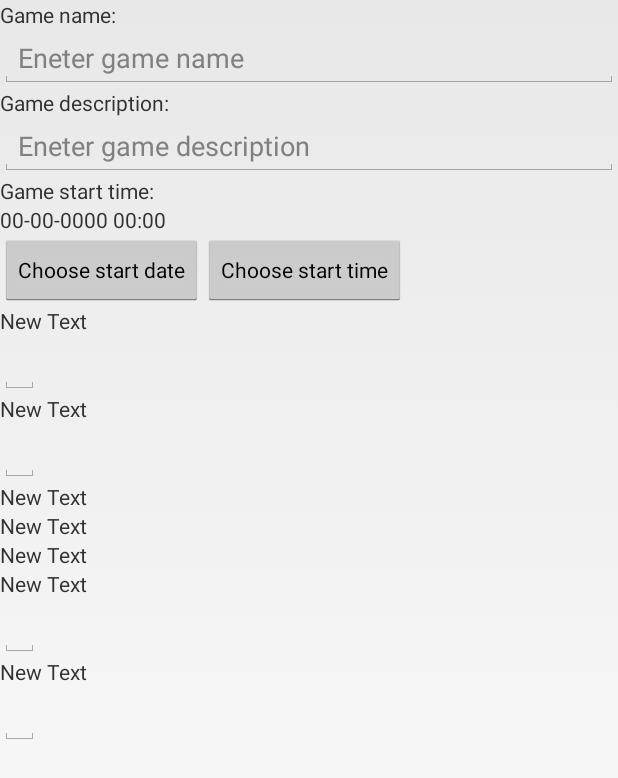
After one commit to 4v4t4r/CaptureTheFlag-1, an Android app: the CreateGameActivity screen opened directly, with no data from a screen before it, on a phone screen of 412 x 824 dp. The commit adds this screen. Shown: the top 778 px of the screen. Run offline under Robolectric (Android 15) with nearby library versions, the phone set to English and light mode, and no system bars; our stand-ins replace ButterKnife; libraries missing offline, so code that uses them is left out: com.fourmob.datetimepicker, com.sleepbot.datetimepicker.

Commit message:
[ADD] Create game

```diff
--- a/ctf-mob-android/CaptureTheFlag/CTFClient/build.gradle
+++ b/ctf-mob-android/CaptureTheFlag/CTFClient/build.gradle
@@ -78,6 +78,7 @@ dependencies {
     compile 'com.google.android.gms:play-services:4.0.30'
     compile group:'com.squareup.picasso', name:'picasso', version:'2.2.0'
     compile 'com.jakewharton:butterknife:5.0.0'
+    compile 'com.github.flavienlaurent.datetimepicker:library:0.0.1'
 
     compile fileTree(dir: 'libs', include: '*.jar')
 
--- /dev/null
+++ b/ctf-mob-android/CaptureTheFlag/CTFClient/src/main/java/com/blstream/ctfclient/activities/CreateGameActivity.java
@@ -0,0 +1,103 @@
+package com.blstream.ctfclient.activities;
+
+import android.os.Bundle;
+import android.support.v4.app.FragmentActivity;
+import android.widget.Button;
+import android.widget.TextView;
+
+import com.blstream.ctfclient.R;
+import com.fourmob.datetimepicker.date.DatePickerDialog;
+import com.sleepbot.datetimepicker.time.RadialPickerLayout;
+import com.sleepbot.datetimepicker.time.TimePickerDialog;
+
+import java.text.ParseException;
+import java.text.SimpleDateFormat;
+import java.util.Calendar;
+import java.util.GregorianCalendar;
+import java.util.Locale;
+import java.util.TimeZone;
+
+import butterknife.ButterKnife;
+import butterknife.InjectView;
+import butterknife.OnClick;
+
+public class CreateGameActivity extends FragmentActivity implements DatePickerDialog.OnDateSetListener, TimePickerDialog.OnTimeSetListener {
+    public static final String DATEPICKER_TAG = "datepicker";
+    public static final String TIMEPICKER_TAG = "timepicker";
+
+    @InjectView(R.id.game_date_picker_button)
+    Button btnSelectDate;
+    @InjectView(R.id.game_time_picker_button)
+    Button btnSelectTime;
+    @InjectView(R.id.games_selected_start_date)
+    TextView selectedStartDateTextView;
+
+    static final int DATE_DIALOG_ID = 0;
+    static final int TIME_DIALOG_ID = 1;
+
+    @Override
+    protected void onCreate(Bundle savedInstanceState) {
+        super.onCreate(savedInstanceState);
+        setContentView(R.layout.activity_create_game);
+        ButterKnife.inject(this);
+    }
+
+
+    @OnClick(R.id.game_date_picker_button)
+    public void onDateButonClick() {
+        Calendar calendar = Calendar.getInstance();
+        DatePickerDialog datePickerDialog = DatePickerDialog.newInstance(this, calendar.get(Calendar.YEAR), calendar.get(Calendar.MONTH), calendar.get(Calendar.DAY_OF_MONTH), false);
+        datePickerDialog.setYearRange(calendar.get(Calendar.YEAR), 2037);
+        datePickerDialog.show(getSupportFragmentManager(), DATEPICKER_TAG);
+    }
+
+    @OnClick(R.id.game_time_picker_button)
+    public void onTimeButtonClick() {
+        Calendar calendar = Calendar.getInstance();
+        TimePickerDialog timePickerDialog = TimePickerDialog.newInstance(this, Calendar.getInstance().get(Calendar.HOUR_OF_DAY), calendar.get(Calendar.MINUTE),true, false);
+        timePickerDialog.show(getSupportFragmentManager(), TIMEPICKER_TAG);
+
+
+    }
+
+    private void updateSelectedStartDate(int dialogType, int year, int month, int day, int hour, int minute) {
+        Calendar calendar = GregorianCalendar.getInstance();
+        calendar.setTimeZone(TimeZone.getDefault());
+        String text = selectedStartDateTextView.getText().toString();
+        SimpleDateFormat isoFormat = new SimpleDateFormat("dd-MM-yyyy HH:mm", Locale.getDefault());
+        try {
+            calendar.setTime(isoFormat.parse(text));
+        } catch (ParseException e) {
+            e.printStackTrace();
+        }
+        switch (dialogType) {
+            case DATE_DIALOG_ID:
+                calendar.set(Calendar.YEAR, year);
+                calendar.set(Calendar.MONTH, month);
+                calendar.set(Calendar.DAY_OF_MONTH, day);
+                calendar.set(Calendar.HOUR_OF_DAY, calendar.get(Calendar.HOUR_OF_DAY));
+                calendar.set(Calendar.MINUTE, calendar.get(Calendar.MINUTE));
+                break;
+            case TIME_DIALOG_ID:
+                calendar.set(Calendar.YEAR, calendar.get(Calendar.YEAR));
+                calendar.set(Calendar.MONTH, calendar.get(Calendar.MONTH));
+                calendar.set(Calendar.DAY_OF_MONTH, calendar.get(Calendar.DAY_OF_MONTH));
+                calendar.set(Calendar.HOUR_OF_DAY, hour);
+                calendar.set(Calendar.MINUTE, minute);
+                break;
+        }
+        selectedStartDateTextView.setText(isoFormat.format(calendar.getTime()));
+
+    }
+
+    @Override
+    public void onDateSet(DatePickerDialog datePickerDialog, int year, int month, int day) {
+        updateSelectedStartDate(DATE_DIALOG_ID, year, month, day, 0, 0);
+    }
+
+    @Override
+    public void onTimeSet(RadialPickerLayout view, int hourOfDay, int minute) {
+        updateSelectedStartDate(TIME_DIALOG_ID, 0, 0, 0, hourOfDay, minute);
+    }
+
+}
--- a/ctf-mob-android/CaptureTheFlag/CTFClient/src/main/java/com/blstream/ctfclient/fragments/UsersFragment.java
+++ b/ctf-mob-android/CaptureTheFlag/CTFClient/src/main/java/com/blstream/ctfclient/fragments/UsersFragment.java
@@ -9,6 +9,7 @@ import android.view.ViewGroup;
 
 import com.blstream.ctfclient.CTF;
 import com.blstream.ctfclient.R;
+import com.blstream.ctfclient.activities.CreateGameActivity;
 import com.blstream.ctfclient.activities.GamesActivity;
 import com.blstream.ctfclient.activities.LoginActivity;
 import com.blstream.ctfclient.activities.MapActivity;
@@ -57,6 +58,14 @@ public class UsersFragment extends Fragment {
 
         }
     };
+    private View.OnClickListener btnCreateGameListener = new View.OnClickListener() {
+        @Override
+        public void onClick(View view) {
+            Intent myIntent = new Intent(CTF.getStaticApplicationContext(), CreateGameActivity.class);
+            startActivity(myIntent);
+
+        }
+    };
 
     @Override
     public View onCreateView(LayoutInflater inflater, ViewGroup container, Bundle savedInstanceState) {
@@ -64,6 +73,7 @@ public class UsersFragment extends Fragment {
         rootView.findViewById(R.id.map_btn).setOnClickListener(btnMapListener);
         rootView.findViewById(R.id.map_web_btn).setOnClickListener(btnMapWebListener);
         rootView.findViewById(R.id.games_btn).setOnClickListener(btnGameListener);
+        rootView.findViewById(R.id.create_game_btn).setOnClickListener(btnCreateGameListener);
         rootView.findViewById(R.id.clear_token_btn).setOnClickListener(new View.OnClickListener() {
             @Override
             public void onClick(View v) {
--- a/ctf-mob-android/CaptureTheFlag/CTFClient/src/main/java/com/blstream/ctfclient/network/interfaces/GameInterface.java
+++ b/ctf-mob-android/CaptureTheFlag/CTFClient/src/main/java/com/blstream/ctfclient/network/interfaces/GameInterface.java
@@ -39,7 +39,6 @@ public interface GameInterface {
     @DELETE(URL_REQUEST + "{game_id}/")
     public void deleteGame(@Path("game_id") long gameId);
 
-
     @POST(URL_REQUEST + "{game_id}/player/")
     public void addPlayerToGame(@Path("game_id") long gameId);
 
--- a/ctf-mob-android/CaptureTheFlag/CTFClient/src/main/java/com/blstream/ctfclient/network/service/CTFRequestSpiceService.java
+++ b/ctf-mob-android/CaptureTheFlag/CTFClient/src/main/java/com/blstream/ctfclient/network/service/CTFRequestSpiceService.java
@@ -1,6 +1,7 @@
 package com.blstream.ctfclient.network.service;
 
 import com.blstream.ctfclient.constants.CTFConstants;
+import com.blstream.ctfclient.network.interfaces.GameInterface;
 import com.blstream.ctfclient.network.interfaces.RegisterInterface;
 import com.blstream.ctfclient.network.interfaces.TokenInterface;
 import com.octo.android.robospice.retrofit.RetrofitGsonSpiceService;
@@ -21,7 +22,9 @@ public class CTFRequestSpiceService extends RetrofitGsonSpiceService {
     private void initRetrofitInterfaces() {
         addRetrofitInterface(RegisterInterface.class);
         addRetrofitInterface(TokenInterface.class);
+        addRetrofitInterface(GameInterface.class);
     }
+
 
     @Override
     protected String getServerUrl() {
--- /dev/null
+++ b/ctf-mob-android/CaptureTheFlag/CTFClient/src/main/res/layout/activity_create_game.xml
@@ -0,0 +1,145 @@
+<?xml version="1.0" encoding="utf-8"?>
+<ScrollView xmlns:android="http://schemas.android.com/apk/res/android"
+    android:layout_width="match_parent"
+    android:layout_height="match_parent">
+
+    <LinearLayout
+        android:layout_width="fill_parent"
+        android:layout_height="wrap_content"
+        android:orientation="vertical">
+
+        <TextView
+            android:id="@+id/games_name_text_view"
+            android:layout_width="wrap_content"
+            android:layout_height="wrap_content"
+            android:text="Game name:" />
+
+        <EditText
+            android:id="@+id/games_name_edit_text"
+            android:layout_width="match_parent"
+            android:layout_height="wrap_content"
+            android:hint="Eneter game name" />
+
+        <TextView
+            android:id="@+id/games_description_text_view"
+            android:layout_width="wrap_content"
+            android:layout_height="wrap_content"
+            android:text="Game description:" />
+
+        <EditText
+            android:id="@+id/games_description_edit_text"
+            android:layout_width="match_parent"
+            android:layout_height="wrap_content"
+            android:hint="Eneter game description" />
+
+        <TextView
+            android:id="@+id/games_start_date_text_view"
+            android:layout_width="wrap_content"
+            android:layout_height="wrap_content"
+            android:text="Game start time:" />
+
+        <TextView
+            android:id="@+id/games_selected_start_date"
+            android:layout_width="wrap_content"
+            android:layout_height="wrap_content"
+            android:text="00-00-0000 00:00" />
+
+        <LinearLayout
+            android:layout_width="fill_parent"
+            android:layout_height="fill_parent"
+            android:orientation="horizontal">
+
+            <Button
+                android:id="@+id/game_date_picker_button"
+                style="?android:attr/buttonStyleSmall"
+                android:layout_width="wrap_content"
+                android:layout_height="wrap_content"
+                android:text="Choose start date" />
+
+            <Button
+                android:id="@+id/game_time_picker_button"
+                style="?android:attr/buttonStyleSmall"
+                android:layout_width="wrap_content"
+                android:layout_height="wrap_content"
+                android:text="Choose start time" />
+        </LinearLayout>
+
+        <TextView
+            android:id="@+id/textView"
+            android:layout_width="wrap_content"
+            android:layout_height="wrap_content"
+            android:text="New Text" />
+
+        <EditText
+            android:id="@+id/editText"
+            android:layout_width="wrap_content"
+            android:layout_height="wrap_content" />
+
+        <TextView
+            android:id="@+id/textView2"
+            android:layout_width="wrap_content"
+            android:layout_height="wrap_content"
+            android:text="New Text" />
+
+        <EditText
+            android:id="@+id/editText2"
+            android:layout_width="wrap_content"
+            android:layout_height="wrap_content" />
+
+        <TextView
+            android:id="@+id/textView3"
+            android:layout_width="wrap_content"
+            android:layout_height="wrap_content"
+            android:text="New Text" />
+
+        <ExpandableListView
+            android:id="@+id/expandableListView"
+            android:layout_width="wrap_content"
+            android:layout_height="wrap_content" />
+
+        <TextView
+            android:id="@+id/textView4"
+            android:layout_width="wrap_content"
+            android:layout_height="wrap_content"
+            android:text="New Text" />
+
+        <ExpandableListView
+            android:id="@+id/expandableListView2"
+            android:layout_width="wrap_content"
+            android:layout_height="wrap_content" />
+
+        <TextView
+            android:id="@+id/textView5"
+            android:layout_width="wrap_content"
+            android:layout_height="wrap_content"
+            android:text="New Text" />
+
+        <ExpandableListView
+            android:id="@+id/expandableListView3"
+            android:layout_width="wrap_content"
+            android:layout_height="wrap_content" />
+
+        <TextView
+            android:id="@+id/textView6"
+            android:layout_width="wrap_content"
+            android:layout_height="wrap_content"
+            android:text="New Text" />
+
+        <EditText
+            android:id="@+id/editText3"
+            android:layout_width="wrap_content"
+            android:layout_height="wrap_content" />
+
+        <TextView
+            android:id="@+id/textView7"
+            android:layout_width="wrap_content"
+            android:layout_height="wrap_content"
+            android:text="New Text" />
+
+        <EditText
+            android:id="@+id/editText4"
+            android:layout_width="wrap_content"
+            android:layout_height="wrap_content" />
+
+    </LinearLayout>
+</ScrollView>
--- a/ctf-mob-android/CaptureTheFlag/CTFClient/src/main/res/layout/fragment_users.xml
+++ b/ctf-mob-android/CaptureTheFlag/CTFClient/src/main/res/layout/fragment_users.xml
@@ -36,6 +36,11 @@
             android:layout_width="wrap_content"
             android:layout_height="wrap_content"
             android:text="Games list"/>
+        <Button
+            android:id="@+id/create_game_btn"
+            android:layout_width="wrap_content"
+            android:layout_height="wrap_content"
+            android:text="Create new game"/>
 
         <TextView
             android:id="@+id/users"
--- a/ctf-mob-android/CaptureTheFlag/CTFClient/src/main/res/values/strings.xml
+++ b/ctf-mob-android/CaptureTheFlag/CTFClient/src/main/res/values/strings.xml
@@ -8,5 +8,6 @@
     <string name="title_activity_splash">SplashActivity</string>
     <string name="hello_world">Hello world!</string>
     <string name="title_activity_games">GamesActivity</string>
+    <string name="title_activity_create_game">CreateGameActivity</string>
 
 </resources>
```
